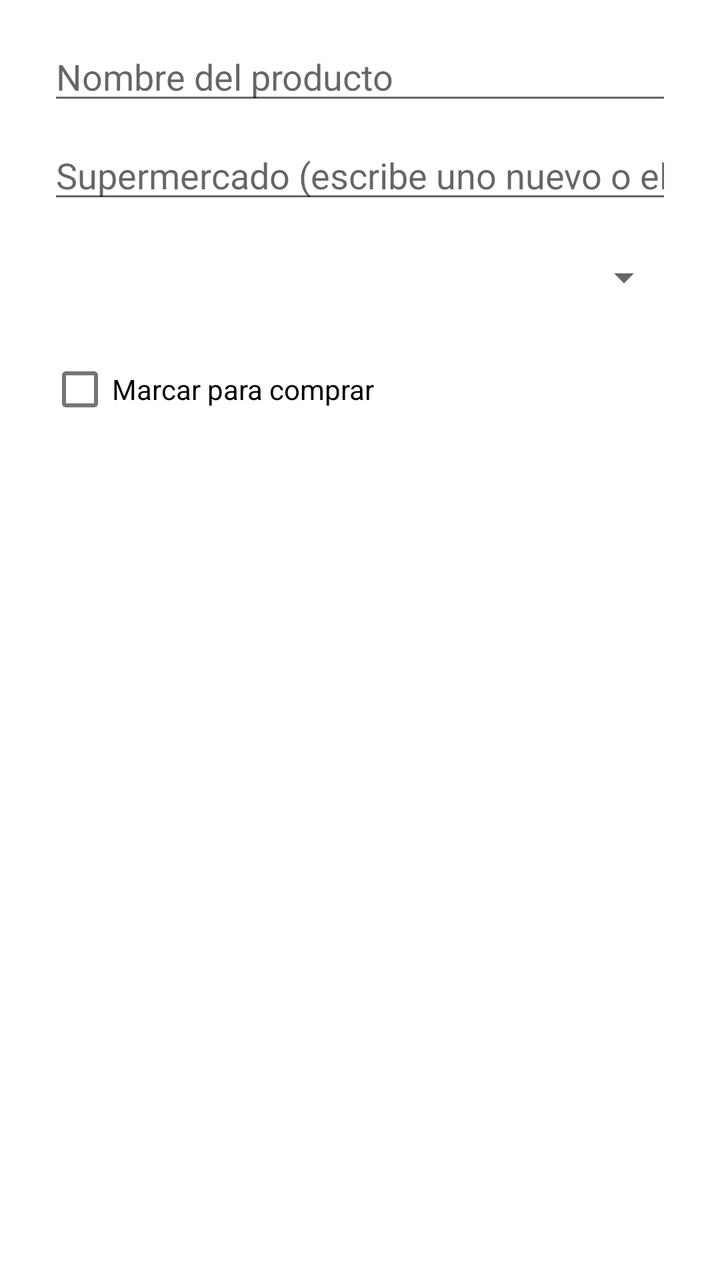
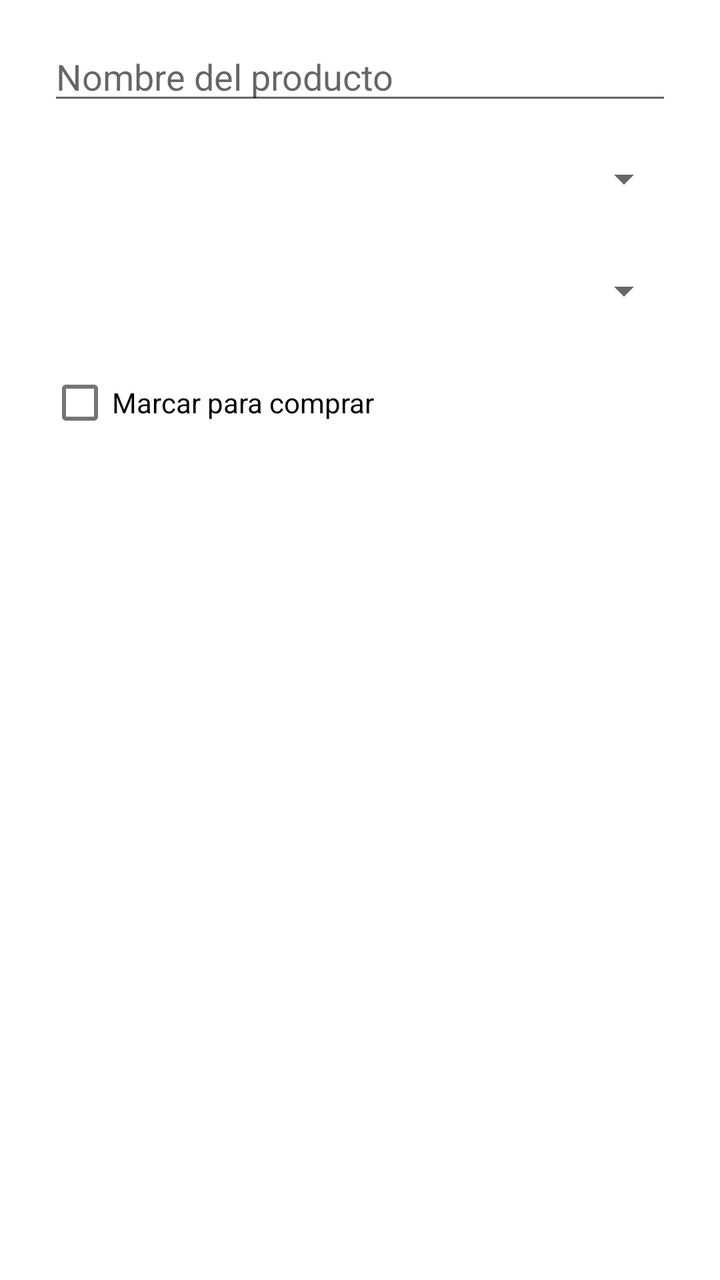

Two renders of the same Android screen: before a commit and after it. Below are the layout's source before the change and the commit's diff.
<!-- AndroidManifest.xml: application theme AppTheme -->
<!-- res/layout/dialog_producto.xml -->
<?xml version="1.0" encoding="utf-8"?>
<LinearLayout xmlns:android="http://schemas.android.com/apk/res/android"
    android:layout_width="match_parent"
    android:layout_height="wrap_content"
    android:orientation="vertical"
    android:paddingStart="24dp"
    android:paddingTop="16dp"
    android:paddingEnd="24dp">

    <EditText
        android:id="@+id/etNombre"
        android:layout_width="match_parent"
        android:layout_height="wrap_content"
        android:hint="@string/hint_nombre"
        android:importantForAutofill="no"
        android:inputType="textCapSentences"
        android:maxLines="1" />

    <AutoCompleteTextView
        android:id="@+id/acSupermercado"
        android:layout_width="match_parent"
        android:layout_height="wrap_content"
        android:layout_marginTop="8dp"
        android:hint="@string/hint_supermercado"
        android:importantForAutofill="no"
        android:inputType="textCapWords"
        android:maxLines="1" />

    <Spinner
        android:id="@+id/spSeccionDialogo"
        android:layout_width="match_parent"
        android:layout_height="48dp"
        android:layout_marginTop="8dp" />

    <CheckBox
        android:id="@+id/cbComprarDialogo"
        android:layout_width="wrap_content"
        android:layout_height="wrap_content"
        android:layout_marginTop="8dp"
        android:text="@string/etiqueta_comprar" />
</LinearLayout>
<!-- resources referenced by this layout -->
<resources>
  <string name="etiqueta_comprar">Marcar para comprar</string>
  <string name="hint_nombre">Nombre del producto</string>
  <string name="hint_supermercado">Supermercado (escribe uno nuevo o elige uno)</string>
  <style name="AppTheme" parent="Theme.MaterialComponents.Light.DarkActionBar">
          <item name="colorPrimary">@color/verde_primario</item>
          <item name="colorPrimaryDark">@color/verde_oscuro</item>
          <item name="colorSecondary">@color/naranja</item>
          <item name="colorOnSecondary">@color/blanco</item>
      </style>
  <color name="verde_primario">#2E7D32</color>
  <color name="verde_oscuro">#1B5E20</color>
  <color name="naranja">#FF8F00</color>
  <color name="blanco">#FFFFFF</color>
</resources>

<!-- the commit's change to res/layout/dialog_producto.xml (unified diff, before → after) -->
@@ -16,15 +16,11 @@
         android:inputType="textCapSentences"
         android:maxLines="1" />
 
-    <AutoCompleteTextView
-        android:id="@+id/acSupermercado"
+    <Spinner
+        android:id="@+id/spSupermercadoDialogo"
         android:layout_width="match_parent"
-        android:layout_height="wrap_content"
-        android:layout_marginTop="8dp"
-        android:hint="@string/hint_supermercado"
-        android:importantForAutofill="no"
-        android:inputType="textCapWords"
-        android:maxLines="1" />
+        android:layout_height="48dp"
+        android:layout_marginTop="8dp" />
 
     <Spinner
         android:id="@+id/spSeccionDialogo"
<!-- resource entries referenced after the edit -->
@@ -2,7 +2,6 @@
 <resources>
   <string name="etiqueta_comprar">Marcar para comprar</string>
   <string name="hint_nombre">Nombre del producto</string>
-  <string name="hint_supermercado">Supermercado (escribe uno nuevo o elige uno)</string>
   <style name="AppTheme" parent="Theme.MaterialComponents.Light.DarkActionBar">
           <item name="colorPrimary">@color/verde_primario</item>
           <item name="colorPrimaryDark">@color/verde_oscuro</item>
